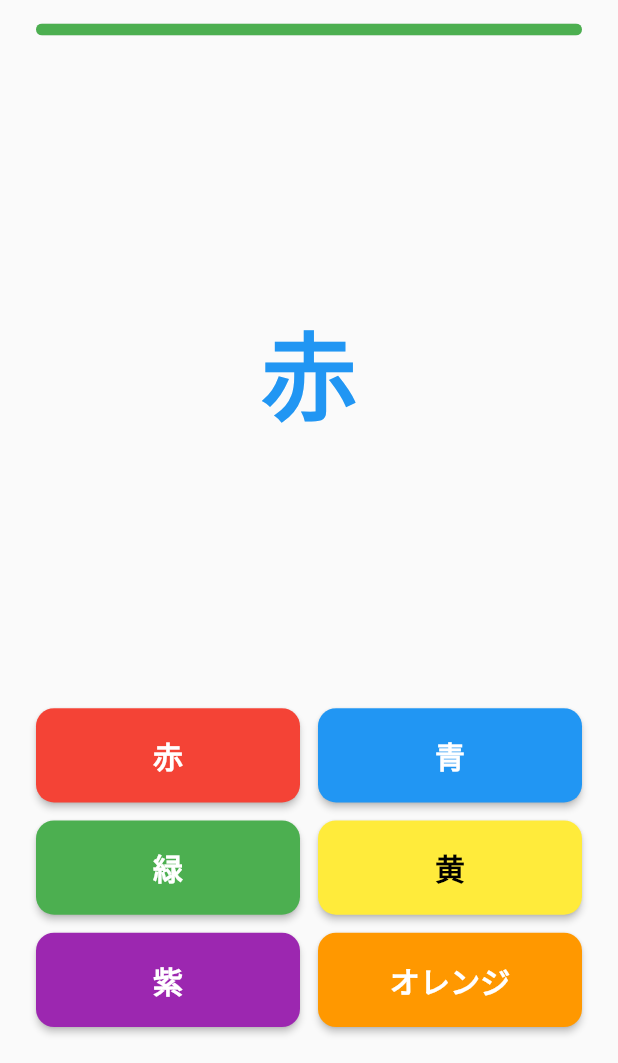
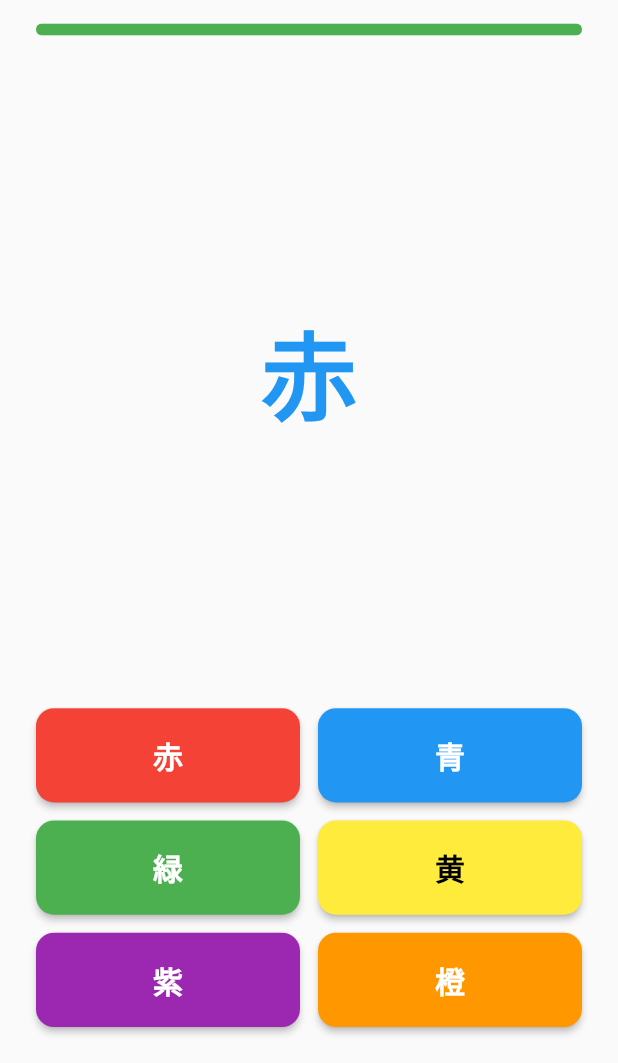
Before and after one commit to takashi145/color-game, a Flutter app: the GameScreen screen opened directly, on a phone screen of 412 x 824 dp, the part 173-1236 px from its top. Run offline on Flutter 3.47's test engine with Material 3 defaults, Android fonts, the phone set to English and light mode, and no system bars; our stand-ins replace confetti, shared_preferences; accounts and stored records are empty.

Commit message:
Add word script selection (kanji/hiragana/katakana/english)
- WordScript enum with displayName; persisted via SharedPreferences
- GameColor.labelFor(WordScript) for all 6 colors across 4 scripts
- 橙 used for kanji mode (consistent with other kanji color names)
- Settings button below mode buttons shows current selection

Co-Authored-By: Claude Sonnet 4.6 <noreply@anthropic.com>

```diff
--- a/lib/models/game_color.dart
+++ b/lib/models/game_color.dart
@@ -1,4 +1,6 @@
 import 'package:flutter/material.dart';
+
+import 'word_script.dart';
 
 enum GameColor {
   red,
@@ -21,7 +23,59 @@ enum GameColor {
       case GameColor.purple:
         return '紫';
       case GameColor.orange:
-        return 'オレンジ';
+        return '橙';
+    }
+  }
+
+  String labelFor(WordScript script) {
+    switch (script) {
+      case WordScript.kanji:
+        return label;
+      case WordScript.hiragana:
+        switch (this) {
+          case GameColor.red:
+            return 'あか';
+          case GameColor.blue:
+            return 'あお';
+          case GameColor.green:
+            return 'みどり';
+          case GameColor.yellow:
+            return 'きいろ';
+          case GameColor.purple:
+            return 'むらさき';
+          case GameColor.orange:
+            return 'おれんじ';
+        }
+      case WordScript.katakana:
+        switch (this) {
+          case GameColor.red:
+            return 'アカ';
+          case GameColor.blue:
+            return 'アオ';
+          case GameColor.green:
+            return 'ミドリ';
+          case GameColor.yellow:
+            return 'キイロ';
+          case GameColor.purple:
+            return 'ムラサキ';
+          case GameColor.orange:
+            return 'オレンジ';
+        }
+      case WordScript.english:
+        switch (this) {
+          case GameColor.red:
+            return 'Red';
+          case GameColor.blue:
+            return 'Blue';
+          case GameColor.green:
+            return 'Green';
+          case GameColor.yellow:
+            return 'Yellow';
+          case GameColor.purple:
+            return 'Purple';
+          case GameColor.orange:
+            return 'Orange';
+        }
     }
   }
 
--- /dev/null
+++ b/lib/models/word_script.dart
@@ -0,0 +1,19 @@
+enum WordScript {
+  kanji,
+  hiragana,
+  katakana,
+  english;
+
+  String get displayName {
+    switch (this) {
+      case WordScript.kanji:
+        return '漢字';
+      case WordScript.hiragana:
+        return 'ひらがな';
+      case WordScript.katakana:
+        return 'カタカナ';
+      case WordScript.english:
+        return 'English';
+    }
+  }
+}
--- a/lib/providers/game_provider.dart
+++ b/lib/providers/game_provider.dart
@@ -7,6 +7,7 @@ import '../models/best_score_record.dart';
 import '../models/color_pair.dart';
 import '../models/game_color.dart';
 import '../models/game_state.dart';
+import '../models/word_script.dart';
 import '../services/storage_service.dart';
 
 const int kCountdownSeconds = 3;
@@ -14,7 +15,7 @@ const int kCountdownSeconds = 3;
 class GameProvider extends ChangeNotifier {
   GameProvider({required StorageService storageService})
       : _storage = storageService {
-    Future.microtask(loadAllHighScores);
+    Future.microtask(_loadSettings);
   }
 
   final StorageService _storage;
@@ -44,6 +45,8 @@ class GameProvider extends ChangeNotifier {
   DateTime? _questionStartTime;
   int _totalResponseTimeMs = 0;
 
+  WordScript _wordScript = WordScript.kanji;
+
   Map<GameMode, BestScoreRecord> _bestRecords = {
     for (final mode in GameMode.values)
       mode: BestScoreRecord(score: 0, correctCount: 0, totalQuestions: 0, avgResponseTimeMs: 0),
@@ -55,13 +58,21 @@ class GameProvider extends ChangeNotifier {
   int get countdownValue => _countdownValue;
 
   BestScoreRecord bestRecordForMode(GameMode mode) => _bestRecords[mode]!;
+  WordScript get wordScript => _wordScript;
 
   int get avgResponseTimeMs => _state.totalQuestions == 0
       ? 0
       : _totalResponseTimeMs ~/ _state.totalQuestions;
 
-  Future<void> loadAllHighScores() async {
+  Future<void> _loadSettings() async {
+    _wordScript = await _storage.getWordScript();
     _bestRecords = await _storage.getAllBestRecords();
+    notifyListeners();
+  }
+
+  Future<void> setWordScript(WordScript script) async {
+    _wordScript = script;
+    await _storage.saveWordScript(script);
     notifyListeners();
   }
 
--- a/lib/widgets/answer_button.dart
+++ b/lib/widgets/answer_button.dart
@@ -1,6 +1,8 @@
 import 'package:flutter/material.dart';
+import 'package:provider/provider.dart';
 
 import '../models/game_color.dart';
+import '../providers/game_provider.dart';
 
 class AnswerButton extends StatelessWidget {
   const AnswerButton({
@@ -14,6 +16,7 @@ class AnswerButton extends StatelessWidget {
 
   @override
   Widget build(BuildContext context) {
+    final wordScript = context.watch<GameProvider>().wordScript;
     return ElevatedButton(
       onPressed: onTap,
       style: ElevatedButton.styleFrom(
@@ -24,7 +27,7 @@ class AnswerButton extends StatelessWidget {
         elevation: 2,
       ),
       child: Text(
-        gameColor.label,
+        gameColor.labelFor(wordScript),
         style: const TextStyle(fontSize: 20, fontWeight: FontWeight.bold),
       ),
     );
--- a/lib/widgets/color_word_display.dart
+++ b/lib/widgets/color_word_display.dart
@@ -1,7 +1,9 @@
 import 'package:flutter/material.dart';
+import 'package:provider/provider.dart';
 
 import '../models/color_pair.dart';
 import '../models/game_state.dart';
+import '../providers/game_provider.dart';
 
 class ColorWordDisplay extends StatelessWidget {
   const ColorWordDisplay({
@@ -19,6 +21,7 @@ class ColorWordDisplay extends StatelessWidget {
 
   @override
   Widget build(BuildContext context) {
+    final wordScript = context.watch<GameProvider>().wordScript;
     return Column(
       mainAxisSize: MainAxisSize.min,
       children: [
@@ -31,7 +34,7 @@ class ColorWordDisplay extends StatelessWidget {
           alignment: Alignment.center,
           children: [
             Text(
-              pair.textContent.label,
+              pair.textContent.labelFor(wordScript),
               style: TextStyle(
                 fontSize: 64,
                 fontWeight: FontWeight.bold,
```
Also changed, not shown: lib/screens/home_screen.dart (+86 -0 lines), lib/services/storage_service.dart (+13 -0 lines).
